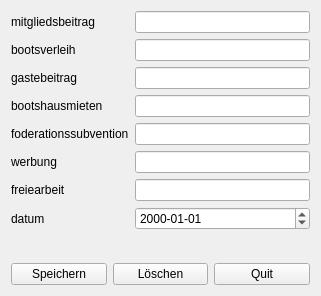
Before: the Qt Designer form einkommen/einkommendialog.ui in pmgyambol/rowingclub, drawn with Qt 5.
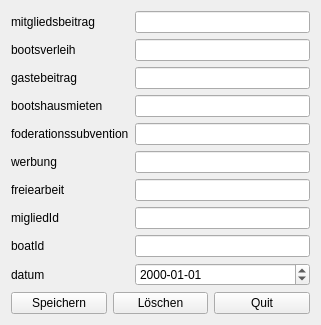
After: the same form once the commit is applied.

What changed in the file:
```diff
--- a/einkommen/einkommendialog.ui
+++ b/einkommen/einkommendialog.ui
@@ -86,20 +86,40 @@
      <item row="6" column="1">
       <widget class="QLineEdit" name="freiearbeitLineEdit"/>
      </item>
-     <item row="7" column="1">
+     <item row="9" column="1">
       <widget class="QDateEdit" name="datumDateEdit">
        <property name="displayFormat">
         <string>yyyy-MM-dd</string>
        </property>
       </widget>
      </item>
-     <item row="7" column="0">
+     <item row="9" column="0">
       <widget class="QLabel" name="datumLabel">
        <property name="text">
         <string>datum</string>
        </property>
       </widget>
      </item>
+     <item row="7" column="1">
+      <widget class="QLineEdit" name="mitgliedLineEdit"/>
+     </item>
+     <item row="8" column="1">
+      <widget class="QLineEdit" name="boatLineEdit"/>
+     </item>
+     <item row="7" column="0">
+      <widget class="QLabel" name="mitgliedidLabel">
+       <property name="text">
+        <string>migliedId</string>
+       </property>
+      </widget>
+     </item>
+     <item row="8" column="0">
+      <widget class="QLabel" name="boatidLabel">
+       <property name="text">
+        <string>boatId</string>
+       </property>
+      </widget>
+     </item>
     </layout>
    </item>
    <item>
```
